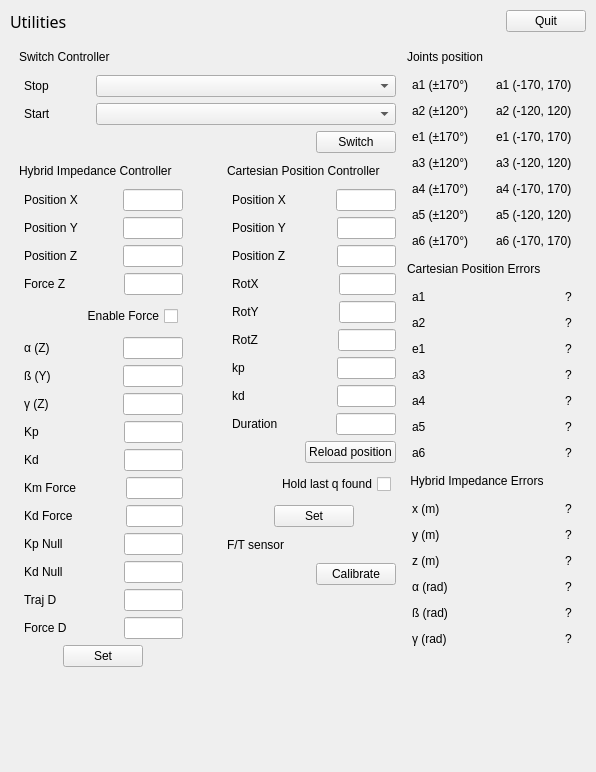
Before: the Qt Designer form ui/main_window.ui in xEnVrE/controller_switcher, drawn with Qt 5.
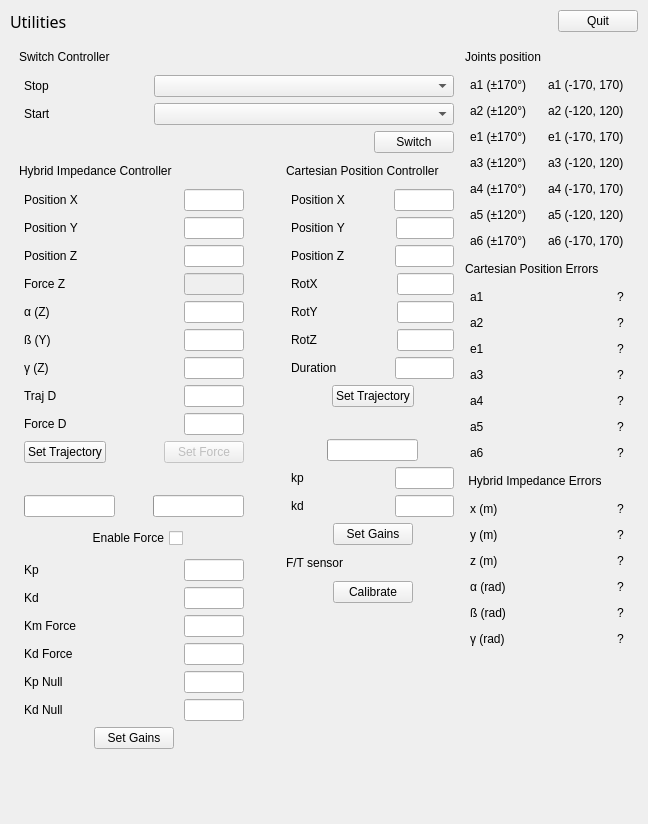
After: the same form once the commit is applied. Icons and pictures are not drawn.

Commit message: -defaults textForceZ_hybrid and buttonSetTrajForce_hybrid to disabled -fix wrong widget names -add progress bars for each controller -add progress labels (send state labels) for each controller -move set push buttons near to the appropriate fields -split set push button for hybrid impedance controller in two push buttons (force and position)

```diff
--- a/ui/main_window.ui
+++ b/ui/main_window.ui
@@ -9,8 +9,8 @@
    <rect>
     <x>0</x>
     <y>0</y>
-    <width>596</width>
-    <height>772</height>
+    <width>648</width>
+    <height>824</height>
    </rect>
   </property>
   <property name="maximumSize">
@@ -381,7 +381,7 @@
                   <item>
                    <widget class="QLineEdit" name="textForceZ_hybrid">
                     <property name="enabled">
-                     <bool>true</bool>
+                     <bool>false</bool>
                     </property>
                     <property name="maximumSize">
                      <size>
@@ -393,48 +393,6 @@
                   </item>
                  </layout>
                 </item>
-                <item>
-                 <layout class="QHBoxLayout" name="HybridSetEnableForceHorizontal">
-                  <property name="leftMargin">
-                   <number>5</number>
-                  </property>
-                  <property name="topMargin">
-                   <number>5</number>
-                  </property>
-                  <property name="rightMargin">
-                   <number>5</number>
-                  </property>
-                  <property name="bottomMargin">
-                   <number>5</number>
-                  </property>
-                  <item>
-                   <spacer name="HybridSetEnableForceSpacer">
-                    <property name="orientation">
-                     <enum>Qt::Horizontal</enum>
-                    </property>
-                    <property name="sizeHint" stdset="0">
-                     <size>
-                      <width>40</width>
-                      <height>20</height>
-                     </size>
-                    </property>
-                   </spacer>
-                  </item>
-                  <item>
-                   <widget class="QCheckBox" name="checkBoxEnableForce_hybrid">
-                    <property name="enabled">
-                     <bool>true</bool>
-                    </property>
-                    <property name="layoutDirection">
-                     <enum>Qt::RightToLeft</enum>
-                    </property>
-                    <property name="text">
-                     <string>Enable Force</string>
-                    </property>
-                   </widget>
-                  </item>
-                 </layout>
-                </item>
                 <item>
                  <layout class="QHBoxLayout" name="HybridSetAlphaHorizontal">
                   <item>
@@ -546,6 +504,240 @@
                   </item>
                  </layout>
                 </item>
+                <item>
+                 <layout class="QHBoxLayout" name="HybridSetTrajDurationHorizontal">
+                  <item>
+                   <widget class="QLabel" name="HybridSetTrajDurationLabel">
+                    <property name="text">
+                     <string>Traj D       </string>
+                    </property>
+                   </widget>
+                  </item>
+                  <item>
+                   <spacer name="HybridSetTrajDurationSpacer">
+                    <property name="orientation">
+                     <enum>Qt::Horizontal</enum>
+                    </property>
+                    <property name="sizeHint" stdset="0">
+                     <size>
+                      <width>40</width>
+                      <height>20</height>
+                     </size>
+                    </property>
+                   </spacer>
+                  </item>
+                  <item>
+                   <widget class="QLineEdit" name="textTraj_duration_hybrid">
+                    <property name="enabled">
+                     <bool>true</bool>
+                    </property>
+                    <property name="maximumSize">
+                     <size>
+                      <width>60</width>
+                      <height>30</height>
+                     </size>
+                    </property>
+                   </widget>
+                  </item>
+                 </layout>
+                </item>
+                <item>
+                 <layout class="QHBoxLayout" name="HybridSetForceDurationHorizontal">
+                  <item>
+                   <widget class="QLabel" name="HybridSetForceDurationLabel">
+                    <property name="text">
+                     <string>Force D    </string>
+                    </property>
+                   </widget>
+                  </item>
+                  <item>
+                   <spacer name="HybridSetForceDurationSpacer">
+                    <property name="orientation">
+                     <enum>Qt::Horizontal</enum>
+                    </property>
+                    <property name="sizeHint" stdset="0">
+                     <size>
+                      <width>40</width>
+                      <height>20</height>
+                     </size>
+                    </property>
+                   </spacer>
+                  </item>
+                  <item>
+                   <widget class="QLineEdit" name="textForce_duration_hybrid">
+                    <property name="enabled">
+                     <bool>true</bool>
+                    </property>
+                    <property name="maximumSize">
+                     <size>
+                      <width>60</width>
+                      <height>30</height>
+                     </size>
+                    </property>
+                   </widget>
+                  </item>
+                 </layout>
+                </item>
+                <item>
+                 <layout class="QHBoxLayout" name="HybridSetButtonHorizontal">
+                  <item>
+                   <widget class="QPushButton" name="buttonSetTrajPos_hybrid">
+                    <property name="enabled">
+                     <bool>true</bool>
+                    </property>
+                    <property name="text">
+                     <string>Set Trajectory</string>
+                    </property>
+                   </widget>
+                  </item>
+                  <item>
+                   <spacer name="HybridSetButtonSpacer">
+                    <property name="orientation">
+                     <enum>Qt::Horizontal</enum>
+                    </property>
+                    <property name="sizeHint" stdset="0">
+                     <size>
+                      <width>40</width>
+                      <height>20</height>
+                     </size>
+                    </property>
+                   </spacer>
+                  </item>
+                  <item>
+                   <widget class="QPushButton" name="buttonSetTrajForce_hybrid">
+                    <property name="enabled">
+                     <bool>false</bool>
+                    </property>
+                    <property name="text">
+                     <string>Set Force</string>
+                    </property>
+                   </widget>
+                  </item>
+                 </layout>
+                </item>
+                <item>
+                 <layout class="QHBoxLayout" name="HybridSendStateHorizontal">
+                  <item>
+                   <widget class="QLabel" name="textSendTrajPosState_hybrid">
+                    <property name="text">
+                     <string/>
+                    </property>
+                   </widget>
+                  </item>
+                  <item>
+                   <spacer name="HybridSendStateSpacer">
+                    <property name="orientation">
+                     <enum>Qt::Horizontal</enum>
+                    </property>
+                    <property name="sizeHint" stdset="0">
+                     <size>
+                      <width>40</width>
+                      <height>20</height>
+                     </size>
+                    </property>
+                   </spacer>
+                  </item>
+                  <item>
+                   <widget class="QLabel" name="textSendTrajForceState_hybrid">
+                    <property name="text">
+                     <string/>
+                    </property>
+                   </widget>
+                  </item>
+                 </layout>
+                </item>
+                <item>
+                 <layout class="QHBoxLayout" name="HybridProgressBarHorizontal">
+                  <item>
+                   <widget class="QProgressBar" name="progressBar_hybrid_pos">
+                    <property name="value">
+                     <number>0</number>
+                    </property>
+                    <property name="textVisible">
+                     <bool>false</bool>
+                    </property>
+                   </widget>
+                  </item>
+                  <item>
+                   <spacer name="HybridProgressBarHorizontalSpacer">
+                    <property name="orientation">
+                     <enum>Qt::Horizontal</enum>
+                    </property>
+                    <property name="sizeHint" stdset="0">
+                     <size>
+                      <width>40</width>
+                      <height>20</height>
+                     </size>
+                    </property>
+                   </spacer>
+                  </item>
+                  <item>
+                   <widget class="QProgressBar" name="progressBar_hybrid_force">
+                    <property name="value">
+                     <number>0</number>
+                    </property>
+                    <property name="textVisible">
+                     <bool>false</bool>
+                    </property>
+                   </widget>
+                  </item>
+                 </layout>
+                </item>
+                <item>
+                 <layout class="QHBoxLayout" name="HybridSetEnableForceHorizontal">
+                  <property name="leftMargin">
+                   <number>5</number>
+                  </property>
+                  <property name="topMargin">
+                   <number>5</number>
+                  </property>
+                  <property name="rightMargin">
+                   <number>5</number>
+                  </property>
+                  <property name="bottomMargin">
+                   <number>5</number>
+                  </property>
+                  <item>
+                   <spacer name="HybridSetEnableForceSpacer">
+                    <property name="orientation">
+                     <enum>Qt::Horizontal</enum>
+                    </property>
+                    <property name="sizeHint" stdset="0">
+                     <size>
+                      <width>40</width>
+                      <height>20</height>
+                     </size>
+                    </property>
+                   </spacer>
+                  </item>
+                  <item>
+                   <widget class="QCheckBox" name="checkBoxEnableForce_hybrid">
+                    <property name="enabled">
+                     <bool>true</bool>
+                    </property>
+                    <property name="layoutDirection">
+                     <enum>Qt::RightToLeft</enum>
+                    </property>
+                    <property name="text">
+                     <string>Enable Force</string>
+                    </property>
+                   </widget>
+                  </item>
+                  <item>
+                   <spacer name="HybridSetEnableForceSpacer2">
+                    <property name="orientation">
+                     <enum>Qt::Horizontal</enum>
+                    </property>
+                    <property name="sizeHint" stdset="0">
+                     <size>
+                      <width>40</width>
+                      <height>20</height>
+                     </size>
+                    </property>
+                   </spacer>
+                  </item>
+                 </layout>
+                </item>
                 <item>
                  <layout class="QHBoxLayout" name="HybridSetKpHorizontal">
                   <item>
@@ -769,16 +961,9 @@
                  </layout>
                 </item>
                 <item>
-                 <layout class="QHBoxLayout" name="HybridSetTrajDurationHorizontal">
+                 <layout class="QHBoxLayout" name="HybridSetGainsButtonHorizontal">
                   <item>
-                   <widget class="QLabel" name="HybridSetTrajDurationLabel">
-                    <property name="text">
-                     <string>Traj D       </string>
-                    </property>
-                   </widget>
-                  </item>
-                  <item>
-                   <spacer name="HybridSetTrajDurationSpacer">
+                   <spacer name="HybridSetGainsButtonSpacer1">
                     <property name="orientation">
                      <enum>Qt::Horizontal</enum>
                     </property>
@@ -791,84 +976,17 @@
                    </spacer>
                   </item>
                   <item>
-                   <widget class="QLineEdit" name="textTraj_duration_hybrid">
+                   <widget class="QPushButton" name="buttonSetGains_hybrid">
                     <property name="enabled">
                      <bool>true</bool>
                     </property>
-                    <property name="maximumSize">
-                     <size>
-                      <width>60</width>
-                      <height>30</height>
-                     </size>
-                    </property>
-                   </widget>
-                  </item>
-                 </layout>
-                </item>
-                <item>
-                 <layout class="QHBoxLayout" name="HybridSetForceDurationHorizontal">
-                  <item>
-                   <widget class="QLabel" name="HybridSetForceDurationLabel">
                     <property name="text">
-                     <string>Force D    </string>
+                     <string>Set Gains</string>
                     </property>
                    </widget>
                   </item>
                   <item>
-                   <spacer name="HybridSetForceDurationSpacer">
-                    <property name="orientation">
-                     <enum>Qt::Horizontal</enum>
-                    </property>
-                    <property name="sizeHint" stdset="0">
-                     <size>
-                      <width>40</width>
-                      <height>20</height>
-                     </size>
-                    </property>
-                   </spacer>
-                  </item>
-                  <item>
-                   <widget class="QLineEdit" name="textForce_duration_hybrid">
-                    <property name="enabled">
-                     <bool>true</bool>
-                    </property>
-                    <property name="maximumSize">
-                     <size>
-                      <width>60</width>
-                      <height>30</height>
-                     </size>
-                    </property>
-                   </widget>
-                  </item>
-                 </layout>
-                </item>
-                <item>
-                 <layout class="QHBoxLayout" name="HybridSetButtonHorizontal">
-                  <item>
-                   <spacer name="HybridSetButtonSpacer1">
-                    <property name="orientation">
-                     <enum>Qt::Horizontal</enum>
-                    </property>
-                    <property name="sizeHint" stdset="0">
-                     <size>
-                      <width>40</width>
-                      <height>20</height>
-                     </size>
-                    </property>
-                   </spacer>
-                  </item>
-                  <item>
-                   <widget class="QPushButton" name="buttonSet_hybrid">
-                    <property name="enabled">
-                     <bool>true</bool>
-                    </property>
-                    <property name="text">
-                     <string>Set</string>
-                    </property>
-                   </widget>
-                  </item>
-                  <item>
-                   <spacer name="HybridSetButtonSpacer2">
+                   <spacer name="HybridSetGainsButtonSpacer2">
                     <property name="orientation">
                      <enum>Qt::Horizontal</enum>
                     </property>
@@ -1169,6 +1287,160 @@
                   </item>
                  </layout>
                 </item>
+                <item>
+                 <layout class="QHBoxLayout" name="CartesianSetDurationHorizontal">
+                  <item>
+                   <widget class="QLabel" name="CartesianSetDurationLabel">
+                    <property name="text">
+                     <string>Duration    </string>
+                    </property>
+                   </widget>
+                  </item>
+                  <item>
+                   <spacer name="CartesianSetDurationSpacer">
+                    <property name="orientation">
+                     <enum>Qt::Horizontal</enum>
+                    </property>
+                    <property name="sizeHint" stdset="0">
+                     <size>
+                      <width>40</width>
+                      <height>20</height>
+                     </size>
+                    </property>
+                   </spacer>
+                  </item>
+                  <item>
+                   <widget class="QLineEdit" name="textDuration_cartpos">
+                    <property name="enabled">
+                     <bool>true</bool>
+                    </property>
+                    <property name="maximumSize">
+                     <size>
+                      <width>60</width>
+                      <height>30</height>
+                     </size>
+                    </property>
+                   </widget>
+                  </item>
+                 </layout>
+                </item>
+                <item>
+                 <layout class="QHBoxLayout" name="CartesianSetTrajButtonHorizontal">
+                  <item>
+                   <spacer name="CartesianSetTrajButtonSpacer1">
+                    <property name="orientation">
+                     <enum>Qt::Horizontal</enum>
+                    </property>
+                    <property name="sizeHint" stdset="0">
+                     <size>
+                      <width>40</width>
+                      <height>20</height>
+                     </size>
+                    </property>
+                   </spacer>
+                  </item>
+                  <item>
+                   <widget class="QPushButton" name="buttonSetTraj_cartpos">
+                    <property name="enabled">
+                     <bool>true</bool>
+                    </property>
+                    <property name="text">
+                     <string>Set Trajectory</string>
+                    </property>
+                   </widget>
+                  </item>
+                  <item>
+                   <spacer name="CartesianSetTrajButtonSpacer2">
+                    <property name="orientation">
+                     <enum>Qt::Horizontal</enum>
+                    </property>
+                    <property name="sizeHint" stdset="0">
+                     <size>
+                      <width>40</width>
+                      <height>20</height>
+                     </size>
+                    </property>
+                   </spacer>
+                  </item>
+                 </layout>
+                </item>
+                <item>
+                 <layout class="QHBoxLayout" name="CartesianSendStateHorizontal">
+                  <item>
+                   <spacer name="CartesianSendStateSpacer1">
+                    <property name="orientation">
+                     <enum>Qt::Horizontal</enum>
+                    </property>
+                    <property name="sizeHint" stdset="0">
+                     <size>
+                      <width>40</width>
+                      <height>20</height>
+                     </size>
+                    </property>
+                   </spacer>
+                  </item>
+                  <item>
+                   <widget class="QLabel" name="textSendState_cartpos">
+                    <property name="text">
+                     <string/>
+                    </property>
+                   </widget>
+                  </item>
+                  <item>
+                   <spacer name="CartesianSendStateSpacer2">
+                    <property name="orientation">
+                     <enum>Qt::Horizontal</enum>
+                    </property>
+                    <property name="sizeHint" stdset="0">
+                     <size>
+                      <width>40</width>
+                      <height>20</height>
+                     </size>
+                    </property>
+                   </spacer>
+                  </item>
+                 </layout>
+                </item>
+                <item>
+                 <layout class="QHBoxLayout" name="CartesianProgressBarHorizontal">
+                  <item>
+                   <spacer name="CartesianProgressBar1">
+                    <property name="orientation">
+                     <enum>Qt::Horizontal</enum>
+                    </property>
+                    <property name="sizeHint" stdset="0">
+                     <size>
+                      <width>40</width>
+                      <height>20</height>
+                     </size>
+                    </property>
+                   </spacer>
+                  </item>
+                  <item>
+                   <widget class="QProgressBar" name="progressBar_cartpos">
+                    <property name="value">
+                     <number>0</number>
+                    </property>
+                    <property name="textVisible">
+                     <bool>false</bool>
+                    </property>
+                   </widget>
+                  </item>
+                  <item>
+                   <spacer name="CartesianProgressBar2">
+                    <property name="orientation">
+                     <enum>Qt::Horizontal</enum>
+                    </property>
+                    <property name="sizeHint" stdset="0">
+                     <size>
+                      <width>40</width>
+                      <height>20</height>
+                     </size>
+                    </property>
+                   </spacer>
+                  </item>
+                 </layout>
+                </item>
                 <item>
                  <layout class="QHBoxLayout" name="CartesianSetKpHorizontal">
                   <item>
@@ -1244,16 +1516,9 @@
                  </layout>
                 </item>
                 <item>
-                 <layout class="QHBoxLayout" name="CartesianSetDurationHorizontal">
+                 <layout class="QHBoxLayout" name="CartesianSetGainsButtonHorizontal">
                   <item>
-                   <widget class="QLabel" name="CartesianSetDurationLabel">
-                    <property name="text">
-                     <string>Duration    </string>
-                    </property>
-                   </widget>
-                  </item>
-                  <item>
-                   <spacer name="CartesianSetDurationSpacer">
+                   <spacer name="CartesianSetGainsButtonSpacer1">
                     <property name="orientation">
                      <enum>Qt::Horizontal</enum>
                     </property>
@@ -1266,113 +1531,17 @@
                    </spacer>
                   </item>
                   <item>
-                   <widget class="QLineEdit" name="textDuration_cartpos">
+                   <widget class="QPushButton" name="buttonSetGains_cartpos">
                     <property name="enabled">
                      <bool>true</bool>
                     </property>
-                    <property name="maximumSize">
-                     <size>
-                      <width>60</width>
-                      <height>30</height>
-                     </size>
-                    </property>
-                   </widget>
-                  </item>
-                 </layout>
-                </item>
-                <item>
-                 <layout class="QHBoxLayout" name="CartesianReloadPosHorizontal">
-                  <item>
-                   <spacer name="CartesianReloadPosSpacer">
-                    <property name="orientation">
-                     <enum>Qt::Horizontal</enum>
-                    </property>
-                    <property name="sizeHint" stdset="0">
-                     <size>
-                      <width>40</width>
-                      <height>20</height>
-                     </size>
-                    </property>
-                   </spacer>
-                  </item>
-                  <item>
-                   <widget class="QPushButton" name="buttonReload_cartpos">
-                    <property name="enabled">
-                     <bool>true</bool>
-                    </property>
                     <property name="text">
-                     <string>Reload position</string>
+                     <string>Set Gains</string>
                     </property>
                    </widget>
                   </item>
-                 </layout>
-                </item>
-                <item>
-                 <layout class="QHBoxLayout" name="CartesianSetHoldQHorizontal">
-                  <property name="leftMargin">
-                   <number>5</number>
-                  </property>
-                  <property name="topMargin">
-                   <number>5</number>
-                  </property>
-                  <property name="rightMargin">
-                   <number>5</number>
-                  </property>
-                  <property name="bottomMargin">
-                   <number>5</number>
-                  </property>
                   <item>
-                   <spacer name="CartesianSetHoldQSpacer">
-                    <property name="orientation">
-                     <enum>Qt::Horizontal</enum>
-                    </property>
-                    <property name="sizeHint" stdset="0">
-                     <size>
-                      <width>40</width>
-                      <height>20</height>
-                     </size>
-                    </property>
-                   </spacer>
-                  </item>
-                  <item>
-                   <widget class="QCheckBox" name="checkBoxUseLastQ_cartpos">
-                    <property name="layoutDirection">
-                     <enum>Qt::RightToLeft</enum>
-                    </property>
-                    <property name="text">
-                     <string>Hold last q found</string>
-                    </property>
-                   </widget>
-                  </item>
-                 </layout>
-                </item>
-                <item>
-                 <layout class="QHBoxLayout" name="CartesianSetButtonHorizontal">
-                  <item>
-                   <spacer name="CartesianSetButtonSpacer1">
-                    <property name="orientation">
-                     <enum>Qt::Horizontal</enum>
-                    </property>
-                    <property name="sizeHint" stdset="0">
-                     <size>
-                      <width>40</width>
-                      <height>20</height>
-                     </size>
-                    </property>
-                   </spacer>
-                  </item>
-                  <item>
-                   <widget class="QPushButton" name="buttonSet_cartpos">
-                    <property name="enabled">
-                     <bool>true</bool>
-                    </property>
-                    <property name="text">
-                     <string>Set</string>
-                    </property>
-                   </widget>
-                  </item>
-                  <item>
-                   <spacer name="CartesianSetButtonSpacer2">
+                   <spacer name="CartesianSetGainsButtonSpacer2">
                     <property name="orientation">
                      <enum>Qt::Horizontal</enum>
                     </property>
@@ -1431,6 +1600,19 @@
                     </property>
                    </widget>
                   </item>
+                  <item>
+                   <spacer name="FtSensorCalibrateSpacer2">
+                    <property name="orientation">
+                     <enum>Qt::Horizontal</enum>
+                    </property>
+                    <property name="sizeHint" stdset="0">
+                     <size>
+                      <width>40</width>
+                      <height>20</height>
+                     </size>
+                    </property>
+                   </spacer>
+                  </item>
                  </layout>
                 </item>
                </layout>
```
Left out of the diff: 2 changed lines with no effect on the pictures.
